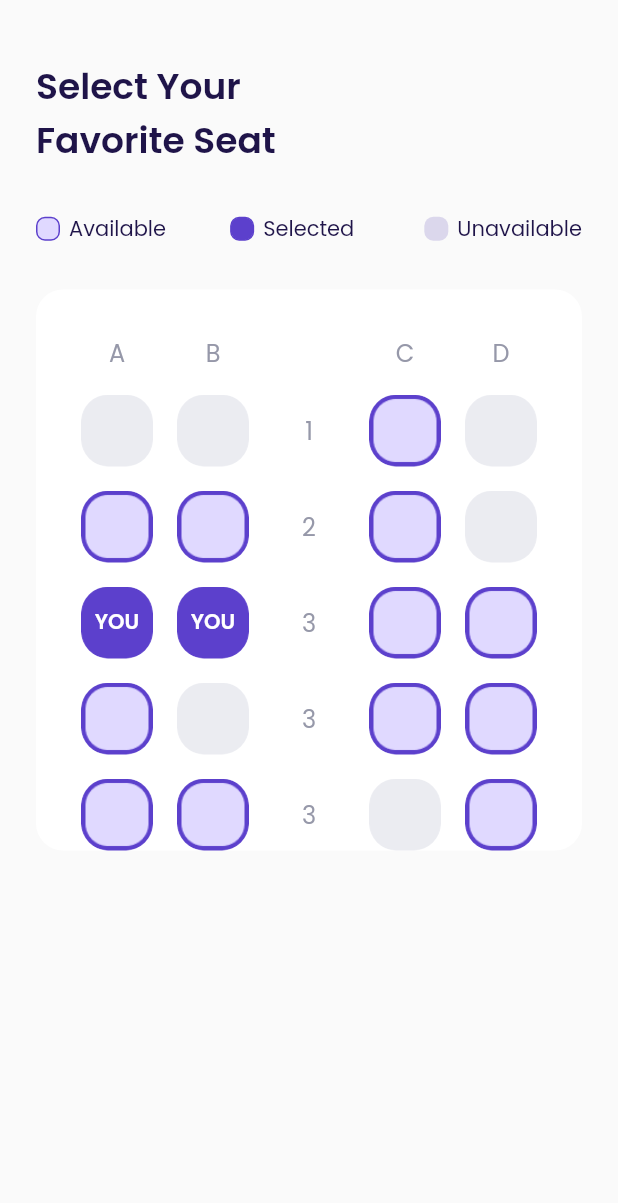
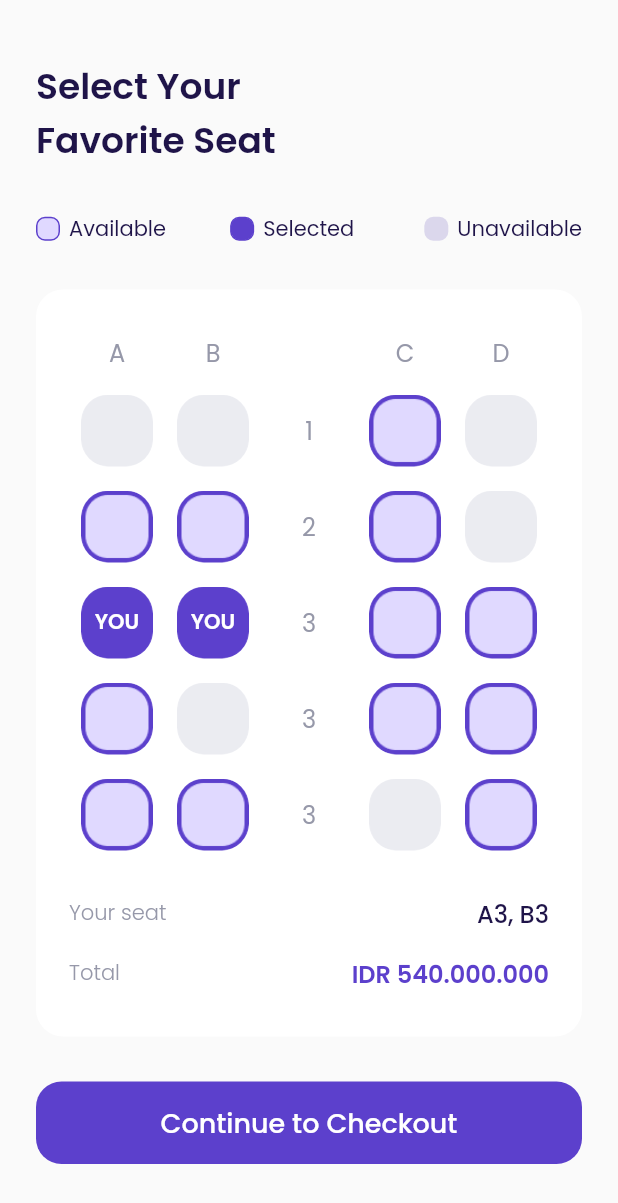
Before and after one commit to dyavas21/Airplane, a Flutter app: the ChoosePage screen opened by its route, on a phone screen of 412 x 824 dp. Shown: the top 1203 px of the screen. Run offline on Flutter 3.47's test engine with Material 2 defaults, Android fonts, the phone set to English and light mode, and no system bars; our stand-ins replace google_fonts.

```diff
--- a/app/lib/main.dart
+++ b/app/lib/main.dart
@@ -1,4 +1,5 @@
 import 'package:app/ui/pages/bonus_saldo_page.dart';
+import 'package:app/ui/pages/checkout_page.dart';
 import 'package:app/ui/pages/choose_page.dart';
 import 'package:app/ui/pages/detail_page.dart';
 import 'package:app/ui/pages/get_started_page.dart';
@@ -27,6 +28,7 @@ class MyApp extends StatelessWidget {
         '/main': (context) => MainPage(),
         '/detail': (context) => DetailPage(),
         '/choose': (context) => ChoosePage(),
+        '/checkout': (context) => CheckoutPage(),
       },
     );
   }
--- a/app/lib/ui/pages/choose_page.dart
+++ b/app/lib/ui/pages/choose_page.dart
@@ -1,5 +1,6 @@
 import 'package:app/shared/theme.dart';
 import 'package:app/ui/widgets/custom_avaible_seat.dart';
+import 'package:app/ui/widgets/custom_button.dart';
 import 'package:app/ui/widgets/custom_title_seat.dart';
 import 'package:flutter/material.dart';
 
@@ -247,7 +248,54 @@ class ChoosePage extends StatelessWidget {
                   text: '',
                 ),
               ],
-            )
+            ),
+            SizedBox(
+              height: 30,
+            ),
+            Row(
+              children: [
+                Expanded(
+                  child: Text(
+                    'Your seat',
+                    style: greyTextStyle.copyWith(
+                      fontWeight: light,
+                    ),
+                  ),
+                ),
+                Text(
+                  'A3, B3',
+                  style:
+                      blackTextStyle.copyWith(fontWeight: medium, fontSize: 16),
+                ),
+              ],
+            ),
+            SizedBox(
+              height: 16,
+            ),
+            Row(
+              children: [
+                Expanded(
+                  child: Text(
+                    'Total',
+                    style: greyTextStyle.copyWith(
+                      overflow: TextOverflow.ellipsis,
+                      fontWeight: light,
+                    ),
+                  ),
+                ),
+                Text(
+                  'IDR 540.000.000',
+                  style: purpleTextStyle.copyWith(
+                    overflow: TextOverflow.ellipsis,
+                    fontWeight: semiBold,
+                    fontSize: 16,
+                  ),
+                ),
+              ],
+            ),
+            SizedBox(
+              height: 30,
+            ),
           ],
         ),
       );
@@ -264,6 +312,18 @@ class ChoosePage extends StatelessWidget {
           text(),
           seatStatus(),
           availableSeat(),
+          SizedBox(
+            height: 30,
+          ),
+          GestureDetector(
+            onTap: () {
+              Navigator.pushNamed(context, '/checkout');
+            },
+            child: CustomButton(
+              customMargin: 0,
+              description: 'Continue to Checkout',
+            ),
+          ),
         ],
       ),
     );
```
Also changed, not shown: app/lib/ui/pages/checkout_page.dart (added, +297 -0 lines), app/lib/ui/widgets/custom_checkout.dart (added, +42 -0 lines), app/assets/wallet.png (added).
